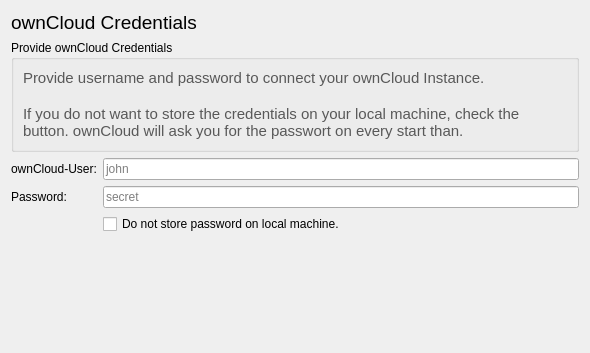
nextcloud/desktop, file src/mirall/owncloudcredentialspage.ui: the form before one commit.
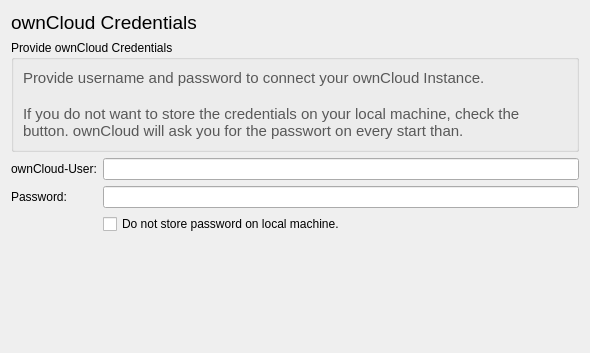
The form after the commit.

What changed in the file:
```diff
--- a/src/mirall/owncloudcredentialspage.ui
+++ b/src/mirall/owncloudcredentialspage.ui
@@ -6,7 +6,7 @@
    <rect>
     <x>0</x>
     <y>0</y>
-    <width>576</width>
+    <width>586</width>
     <height>353</height>
    </rect>
   </property>
@@ -90,9 +90,6 @@
        <property name="text">
         <string/>
        </property>
-       <property name="placeholderText">
-        <string>john</string>
-       </property>
       </widget>
      </item>
      <item row="1" column="0">
@@ -110,9 +107,6 @@
        <property name="echoMode">
         <enum>QLineEdit::Password</enum>
        </property>
-       <property name="placeholderText">
-        <string>secret</string>
-       </property>
       </widget>
      </item>
      <item row="2" column="1">
```
